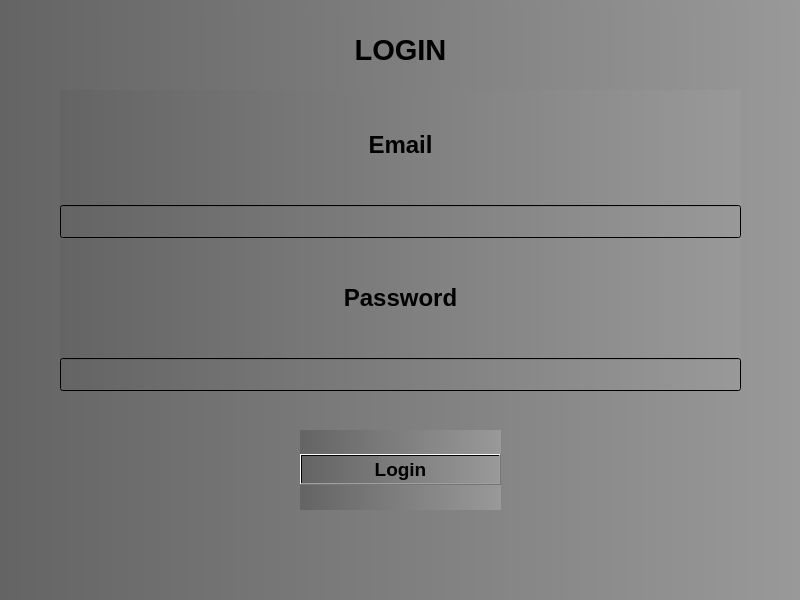
First picture: the form in EmailManager/LoginScreen.ui, repository bytesenseidk/Machine-Learning, before the edit.
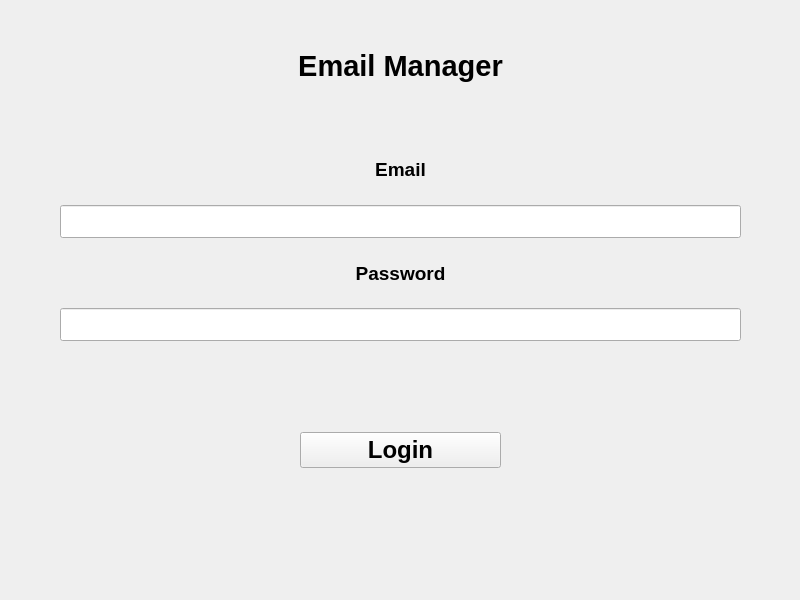
Second picture: the form after the edit.

Commit message: LoginScreen Origional

Diff of the .ui file:
```diff
--- a/EmailManager/LoginScreen.ui
+++ b/EmailManager/LoginScreen.ui
@@ -17,7 +17,7 @@
    <bool>false</bool>
   </property>
   <property name="styleSheet">
-   <string notr="true">background-color: qlineargradient(spread:pad, x1:0, y1:0, x2:1, y2:0, stop:0 rgba(100, 100, 100, 255), stop:1 rgba(153, 153, 153, 255));</string>
+   <string notr="true"/>
   </property>
   <widget class="QWidget" name="centralwidget">
    <widget class="QWidget" name="verticalLayoutWidget">
@@ -26,7 +26,7 @@
       <x>0</x>
       <y>10</y>
       <width>801</width>
-      <height>80</height>
+      <height>111</height>
      </rect>
     </property>
     <layout class="QVBoxLayout" name="TitleLayout">
@@ -43,10 +43,10 @@
         <enum>Qt::LeftToRight</enum>
        </property>
        <property name="styleSheet">
-        <string notr="true">background-color: rgba(0, 0, 0, 0);</string>
+        <string notr="true"/>
        </property>
        <property name="text">
-        <string>LOGIN</string>
+        <string>Email Manager</string>
        </property>
        <property name="alignment">
         <set>Qt::AlignCenter</set>
@@ -59,9 +59,9 @@
     <property name="geometry">
      <rect>
       <x>60</x>
-      <y>90</y>
+      <y>140</y>
       <width>681</width>
-      <height>301</height>
+      <height>201</height>
      </rect>
     </property>
     <layout class="QVBoxLayout" name="CenterLayout">
@@ -69,13 +69,13 @@
       <widget class="QLabel" name="label_2">
        <property name="font">
         <font>
-         <pointsize>18</pointsize>
+         <pointsize>14</pointsize>
          <weight>75</weight>
          <bold>true</bold>
         </font>
        </property>
        <property name="styleSheet">
-        <string notr="true">background-color: rgba(0,0,0,0);</string>
+        <string notr="true"/>
        </property>
        <property name="text">
         <string>Email</string>
@@ -109,13 +109,13 @@
       <widget class="QLabel" name="label_4">
        <property name="font">
         <font>
-         <pointsize>18</pointsize>
+         <pointsize>14</pointsize>
          <weight>75</weight>
          <bold>true</bold>
         </font>
        </property>
        <property name="styleSheet">
-        <string notr="true">background-color: rgba(0,0,0,0);</string>
+        <string notr="true"/>
        </property>
        <property name="text">
         <string>Password</string>
@@ -148,7 +148,7 @@
     <property name="geometry">
      <rect>
       <x>300</x>
-      <y>430</y>
+      <y>410</y>
       <width>201</width>
       <height>80</height>
      </rect>
@@ -158,7 +158,7 @@
       <widget class="QPushButton" name="pushButton">
        <property name="font">
         <font>
-         <pointsize>14</pointsize>
+         <pointsize>18</pointsize>
          <weight>75</weight>
          <bold>true</bold>
         </font>
```
Left out of the diff: 2 changed lines with no effect on the pictures. The commit also changes 1 other file.
